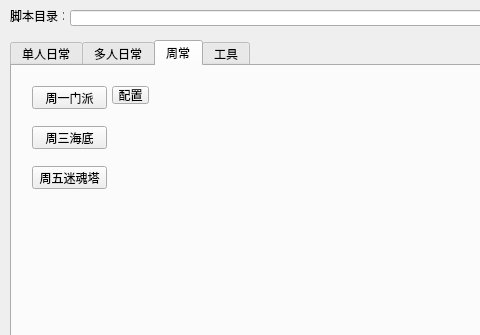
misakamikodo/mhxy_script, file ui/win/script.ui: the form before one commit; both pictures show x 0 to 480 and y 0 to 335 of the 797 by 497 pixel window.
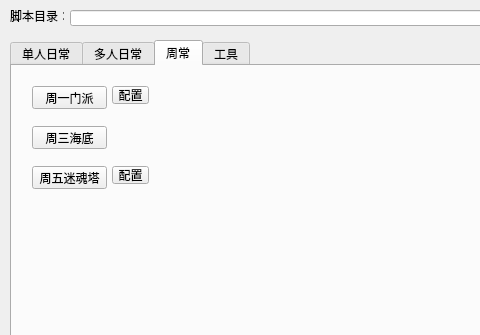
The form after the commit. The open tabs and pages were chosen to show the change.

Commit message: 更新界面

Patch:
```diff
--- a/ui/win/script.ui
+++ b/ui/win/script.ui
@@ -680,6 +680,19 @@
        <string>周三海底</string>
       </property>
      </widget>
+     <widget class="QToolButton" name="mihunta_cfg_btn">
+      <property name="geometry">
+       <rect>
+        <x>100</x>
+        <y>100</y>
+        <width>37</width>
+        <height>18</height>
+       </rect>
+      </property>
+      <property name="text">
+       <string>配置</string>
+      </property>
+     </widget>
     </widget>
     <widget class="QWidget" name="utilTab">
      <attribute name="title">
```
Left out of the diff: 2 changed lines with no effect on the pictures. The commit also changes 4 other files.
